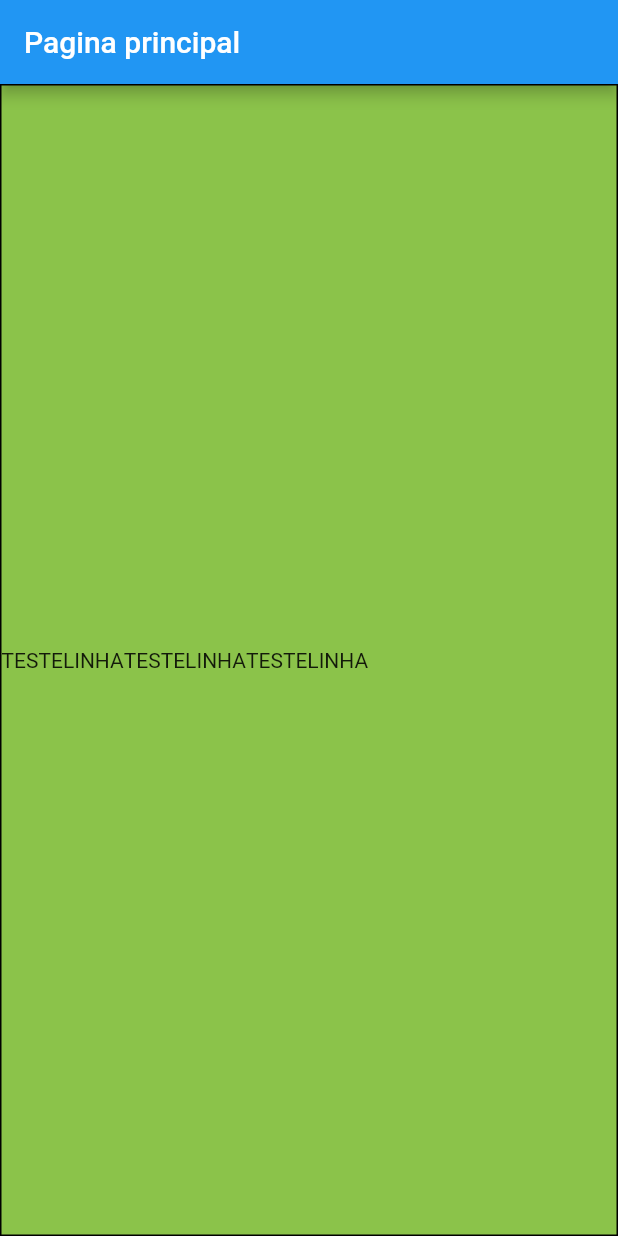
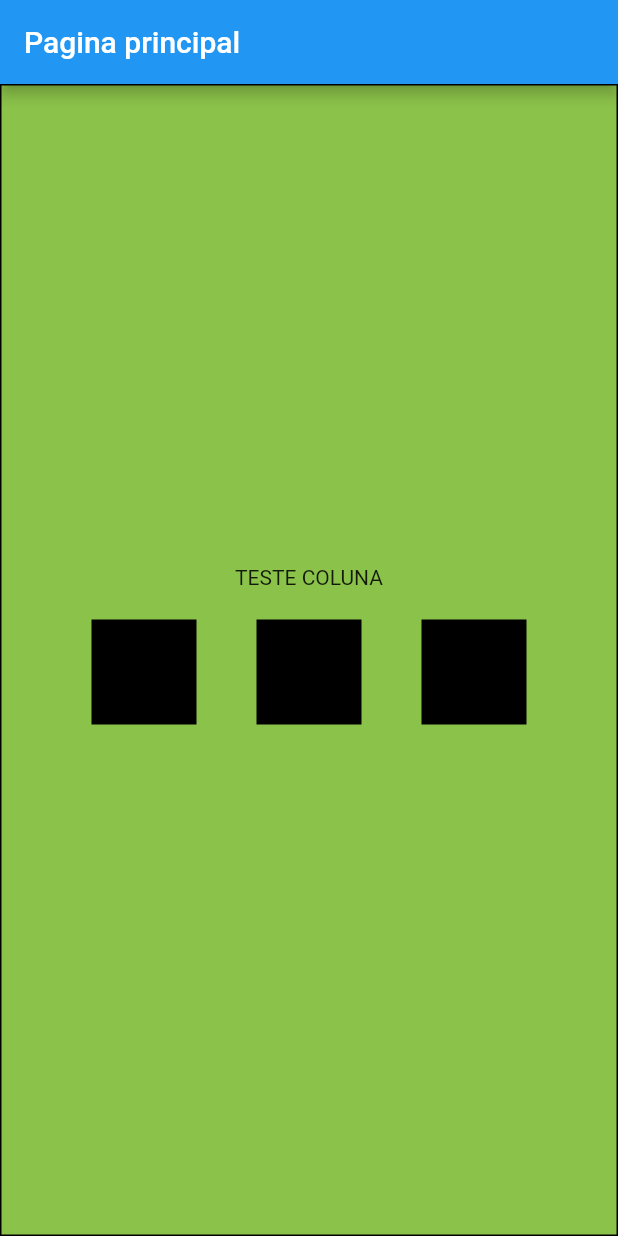
Before and after one commit to developerWelligton/Estudo-Flutter, a Flutter app: the screen it shows after launch, on a phone screen of 412 x 824 dp. Run offline on Flutter 3.47's test engine with Material 2 defaults, Android fonts, the phone set to English and light mode, and no system bars.

Commit message:
Mesclagem(row e colunm e alinhamento)

```diff
--- a/lib/main.dart
+++ b/lib/main.dart
@@ -29,8 +29,8 @@ class SuporteState extends State<estadoGlobalful> {
       //body é o conteúdo principal
 
       body: Container(
-       width:double.infinity,
-        height:double.infinity,
+       width: double.infinity,
+       height: double.infinity,
 
 
         //PINTA AREA DE FUNDO :decoration: BoxDecoration
@@ -38,14 +38,52 @@ class SuporteState extends State<estadoGlobalful> {
           color: Colors.lightGreen,
           border: Border.all(),
         ),
-        //Como criar uma linha(horizontal)?
-        child: Row(
-          children: [
-          Text("TESTELINHA"),
-          Text("TESTELINHA"),
-          Text("TESTELINHA"),
-          ],
+        //COLUNA
+        child: Column(
+          //Alinhamento é declarado antes de children
+            mainAxisAlignment: MainAxisAlignment.center,
+          children:[
+            Text("TESTE COLUNA"),
+            //LINHA DENTRO DA COLUNA
+                Row(
+
+                  //Alinhamento é declarado antes de children
+
+                  mainAxisAlignment: MainAxisAlignment.center,
+                  children: [
+
+                  // 1 LINHA
+                  Container(
+                    width: 70,
+                    height: 70,
+                    color: Colors.black,
+                    margin: EdgeInsets.all(20.0),
+                    padding: EdgeInsets.all(20.0),
+
+                  ),
+                  // 2 LINHA
+                  Container(
+                    width: 70,
+                    height: 70,
+                    color: Colors.black,
+                    margin: EdgeInsets.all(20.0),
+                    padding: EdgeInsets.all(20.0)
+
+                  ),// 3 LINHA
+                  Container(
+                    width: 70,
+                    height: 70,
+                    color: Colors.black,
+                    margin: EdgeInsets.all(20.0),
+                    padding: EdgeInsets.all(20.0)
+
+                  ),
+
+                ],)
+          ]
+
         ),
+
 
 
 
```
